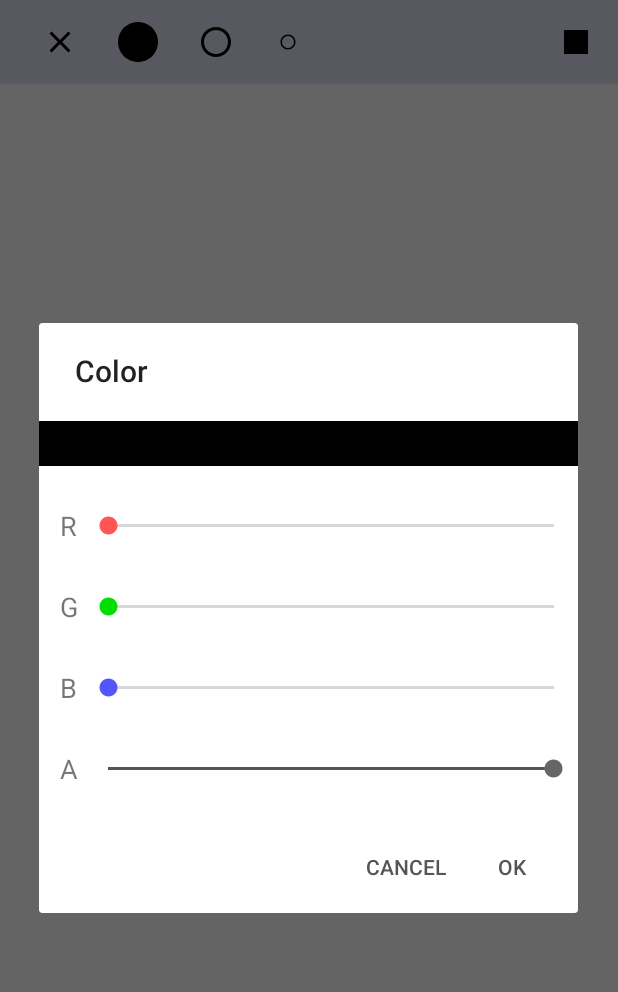
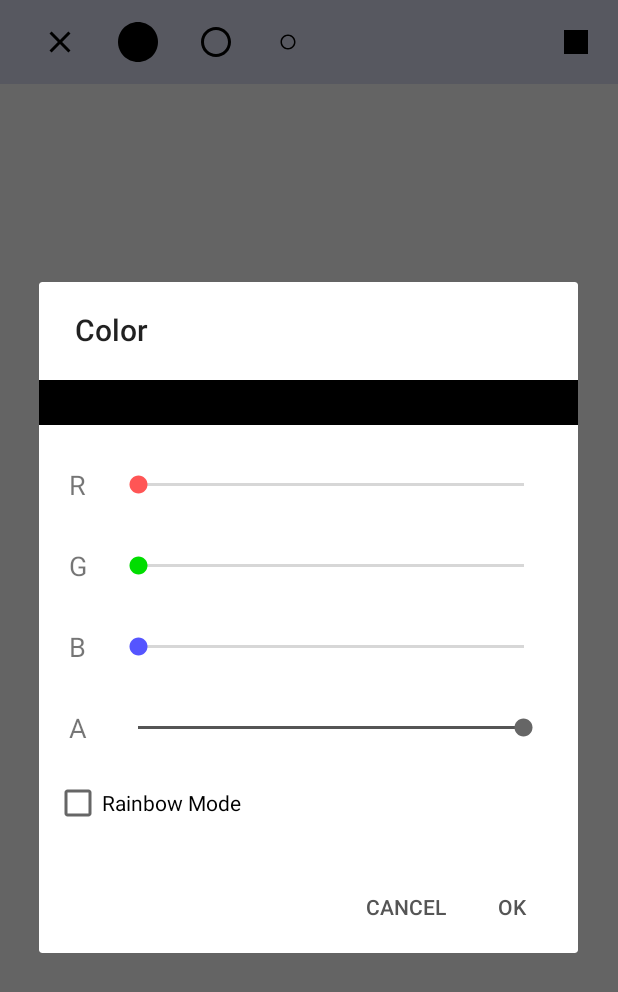
Before and after one commit to Jonsm/CMSC434Doodle, an Android app: the screen it shows after launch (MainActivity), after a tap on "Color", on a phone screen of 412 x 824 dp. Shown: the top 992 px of the screen. Run offline under Robolectric (Android 15) with nearby library versions, the phone set to English and light mode, and no system bars.

Commit message:
added rainbow doodle feature and fixed transparency bug

```diff
--- a/app/src/main/java/com/example/jon/cmsc434doodle/MainActivity.java
+++ b/app/src/main/java/com/example/jon/cmsc434doodle/MainActivity.java
@@ -29,6 +29,7 @@ public class MainActivity extends AppCompatActivity {
         super.onCreate(savedInstanceState);
         setContentView(R.layout.activity_main);
         Toolbar myToolbar = (Toolbar) findViewById(R.id.mainToolbar);
+        //strategy to aline toolbar icons in custom menu from stack overflow
         amvMenu = (ActionMenuView) myToolbar.findViewById(R.id.amvMenu);
         amvMenu.setOnMenuItemClickListener(new ActionMenuView.OnMenuItemClickListener() {
             @Override
@@ -46,6 +47,7 @@ public class MainActivity extends AppCompatActivity {
     }
 
     @Override
+    //this is from stack overflow
     public boolean onCreateOptionsMenu(Menu menu) {
         // Inflate the menu; this adds items to the action bar if it is present.
         MenuInflater inflater = getMenuInflater();
@@ -126,6 +128,7 @@ public class MainActivity extends AppCompatActivity {
         AlertDialog.Builder alert = new AlertDialog.Builder(this);
         alert.setTitle("Color");
         // this is set the view from XML inside AlertDialog
+        //partly from http://www.pcsalt.com/android/create-alertdialog-with-custom-layout-using-xml-layout/
         View alertLayout = getLayoutInflater().inflate(R.layout.color_popup_layout, null);
         alert.setView(alertLayout);
 
@@ -167,6 +170,7 @@ public class MainActivity extends AppCompatActivity {
         dialog.show();
     }
 
+    //Changing icon color from stack overflow
     private void changeMenuIconColor(final ActionMenuItemView icon, final int color) {
         int drawablesCount = icon.getCompoundDrawables().length;
         for (int k = 0; k < drawablesCount; k++) {
--- a/app/src/main/res/layout/color_popup_layout.xml
+++ b/app/src/main/res/layout/color_popup_layout.xml
@@ -25,10 +25,12 @@
     <LinearLayout
         android:orientation="horizontal"
         android:layout_width="match_parent"
+        android:paddingLeft="20dp"
+        android:paddingRight="20dp"
         android:layout_height="54dp">
 
         <TextView
-            android:text="   R"
+            android:text="R"
             android:layout_width="30dp"
             android:id="@+id/textViewR"
             android:gravity="center_vertical"
@@ -46,10 +48,12 @@
     <LinearLayout
         android:orientation="horizontal"
         android:layout_width="match_parent"
+        android:paddingLeft="20dp"
+        android:paddingRight="20dp"
         android:layout_height="54dp">
 
         <TextView
-            android:text="   G"
+            android:text="G"
             android:layout_width="30dp"
             android:id="@+id/textViewG"
             android:gravity="center_vertical"
@@ -67,10 +71,12 @@
     <LinearLayout
         android:orientation="horizontal"
         android:layout_width="match_parent"
+        android:paddingLeft="20dp"
+        android:paddingRight="20dp"
         android:layout_height="54dp">
 
         <TextView
-            android:text="   B"
+            android:text="B"
             android:layout_width="30dp"
             android:id="@+id/textViewB"
             android:gravity="center_vertical"
@@ -88,10 +94,12 @@
     <LinearLayout
         android:orientation="horizontal"
         android:layout_width="match_parent"
+        android:paddingLeft="20dp"
+        android:paddingRight="20dp"
         android:layout_height="54dp">
 
         <TextView
-            android:text="   A"
+            android:text="A"
             android:layout_width="30dp"
             android:id="@+id/textViewA"
             android:gravity="center_vertical"
@@ -106,4 +114,17 @@
             android:max="255" />
     </LinearLayout>
 
+    <LinearLayout
+        android:orientation="horizontal"
+        android:layout_width="match_parent"
+        android:layout_height="54dp"
+        android:paddingLeft="10dp">
+
+        <CheckBox
+            android:text="Rainbow Mode"
+            android:layout_width="wrap_content"
+            android:layout_height="wrap_content"
+            android:id="@+id/checkBox"
+            android:layout_weight="1" />
+    </LinearLayout>
 </LinearLayout>
```
Also changed, not shown: app/src/main/java/com/example/jon/cmsc434doodle/DoodleView.java (+39 -0 lines).
